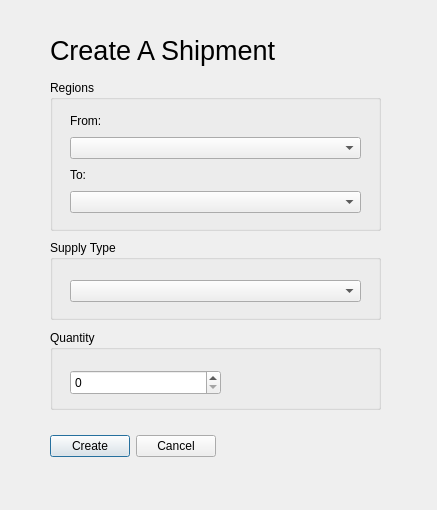
The window that OmegaSquaddApplication/createshipmentswindow.ui (paulina7m/COMP3004OmegaSquad) describes before a commit, drawn with Qt 5.
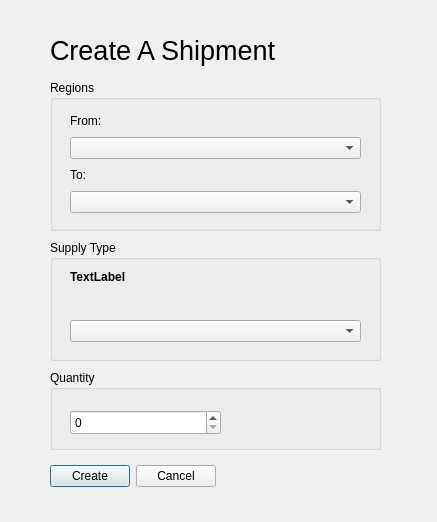
The same window after the commit.

Diff of the .ui file:
```diff
--- a/OmegaSquaddApplication/createshipmentswindow.ui
+++ b/OmegaSquaddApplication/createshipmentswindow.ui
@@ -7,7 +7,7 @@
     <x>0</x>
     <y>0</y>
     <width>437</width>
-    <height>510</height>
+    <height>522</height>
    </rect>
   </property>
   <property name="windowTitle">
@@ -82,7 +82,7 @@
      <x>50</x>
      <y>240</y>
      <width>331</width>
-     <height>80</height>
+     <height>121</height>
     </rect>
    </property>
    <property name="title">
@@ -92,20 +92,43 @@
     <property name="geometry">
      <rect>
       <x>20</x>
-      <y>40</y>
+      <y>80</y>
       <width>291</width>
       <height>22</height>
      </rect>
     </property>
    </widget>
-   <zorder>comboBox_3</zorder>
-   <zorder>groupBox</zorder>
+   <widget class="QLabel" name="srcRegionSupplies">
+    <property name="geometry">
+     <rect>
+      <x>20</x>
+      <y>30</y>
+      <width>291</width>
+      <height>41</height>
+     </rect>
+    </property>
+    <property name="font">
+     <font>
+      <weight>75</weight>
+      <bold>true</bold>
+     </font>
+    </property>
+    <property name="text">
+     <string>TextLabel</string>
+    </property>
+    <property name="alignment">
+     <set>Qt::AlignLeading|Qt::AlignLeft|Qt::AlignTop</set>
+    </property>
+    <property name="wordWrap">
+     <bool>true</bool>
+    </property>
+   </widget>
   </widget>
   <widget class="QGroupBox" name="groupBox_3">
    <property name="geometry">
     <rect>
      <x>50</x>
-     <y>330</y>
+     <y>370</y>
      <width>331</width>
      <height>80</height>
     </rect>
@@ -127,11 +150,11 @@
     </property>
    </widget>
   </widget>
-  <widget class="QWidget" name="">
+  <widget class="QWidget" name="layoutWidget">
    <property name="geometry">
     <rect>
      <x>50</x>
-     <y>430</y>
+     <y>460</y>
      <width>166</width>
      <height>32</height>
     </rect>
```
Left out of the diff: 43 changed lines with no effect on the pictures.
